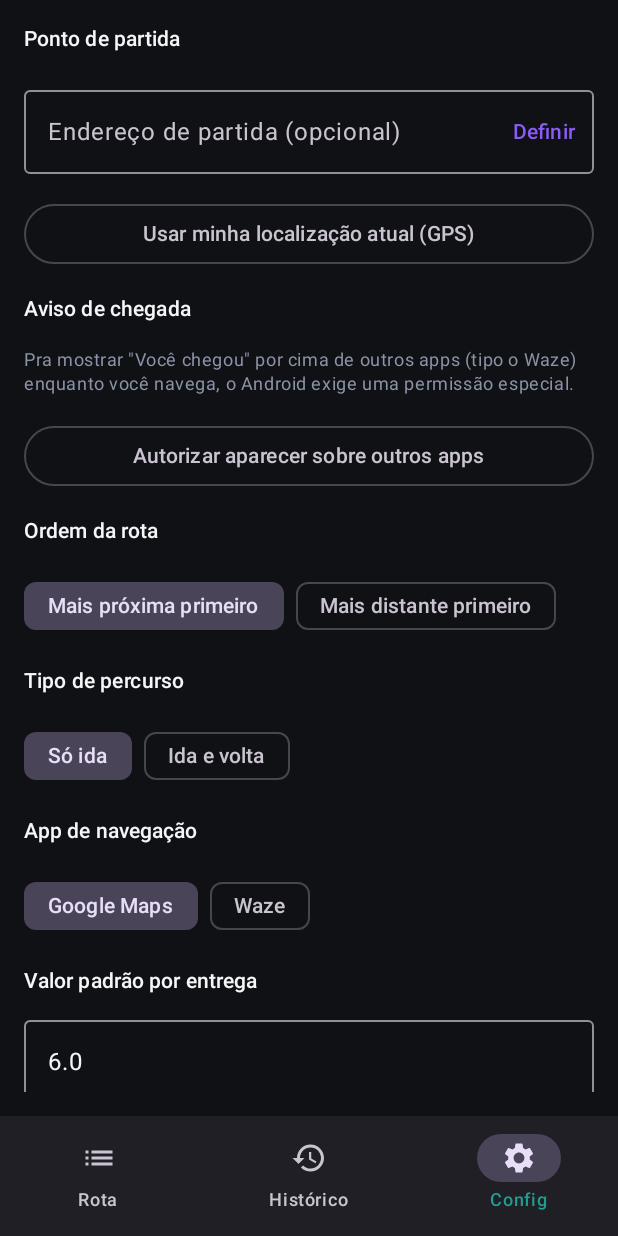
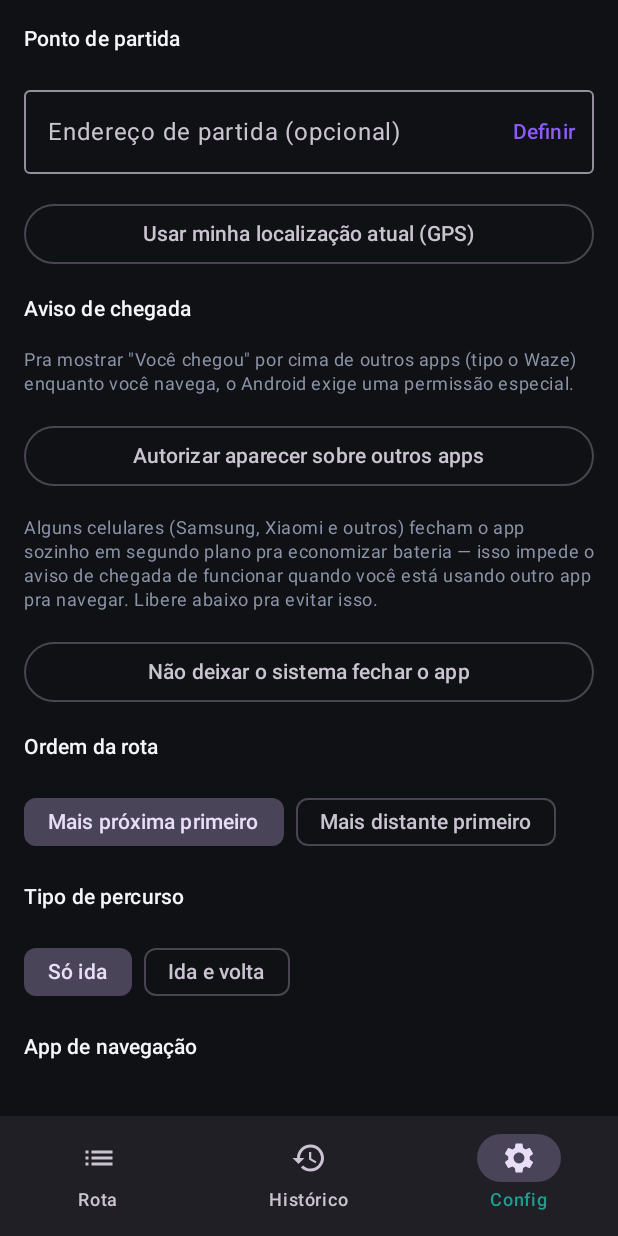
Before and after one commit to a3ndrecampos-create/aswa, an Android app built with Jetpack Compose: the ConfigScreen screen opened through its navigation route, on a phone screen of 412 x 824 dp. Run offline under Robolectric (Android 15) with nearby library versions, the light colour scheme and no system bars; our stand-ins replace Room's generated code.

Commit message:
Corrige deteccao de chegada (sem filtro de distancia), adiciona excecao de bateria, redesenha popup

```diff
--- a/app/src/main/AndroidManifest.xml
+++ b/app/src/main/AndroidManifest.xml
@@ -11,6 +11,7 @@
     <uses-permission android:name="android.permission.SYSTEM_ALERT_WINDOW" />
     <uses-permission android:name="android.permission.FOREGROUND_SERVICE" />
     <uses-permission android:name="android.permission.FOREGROUND_SERVICE_LOCATION" />
+    <uses-permission android:name="android.permission.REQUEST_IGNORE_BATTERY_OPTIMIZATIONS" />
 
     <uses-feature
         android:name="android.hardware.camera"
--- a/app/src/main/java/com/rotacerta/entregador/ui/components/DeliveryCard.kt
+++ b/app/src/main/java/com/rotacerta/entregador/ui/components/DeliveryCard.kt
@@ -6,6 +6,7 @@ import androidx.compose.foundation.shape.CircleShape
 import androidx.compose.foundation.shape.RoundedCornerShape
 import androidx.compose.material.icons.Icons
 import androidx.compose.material.icons.filled.Check
+import androidx.compose.material.icons.filled.Circle
 import androidx.compose.material.icons.filled.Navigation
 import androidx.compose.material.icons.outlined.DeleteOutline
 import androidx.compose.material3.*
@@ -32,26 +33,28 @@ fun DeliveryCard(
     onNavigate: () -> Unit
 ) {
     val delivered = delivery.status == DeliveryStatus.ENTREGUE
-    Box(
-        Modifier
-            .fillMaxWidth()
-            .clip(RoundedCornerShape(14.dp))
-            .background(Surface)
+
+    Card(
+        modifier = Modifier.fillMaxWidth(),
+        shape = RoundedCornerShape(16.dp),
+        colors = CardDefaults.cardColors(containerColor = Surface),
+        elevation = CardDefaults.cardElevation(defaultElevation = if (delivered) 0.dp else 2.dp)
     ) {
-        Row(Modifier.padding(12.dp), horizontalArrangement = Arrangement.spacedBy(10.dp)) {
+        Box {
+            Row(Modifier.padding(14.dp), horizontalArrangement = Arrangement.spacedBy(10.dp)) {
                 Box {
                     Box(
                         Modifier
-                        .size(26.dp)
+                            .size(28.dp)
                             .clip(CircleShape)
-                        .background(if (delivered) Success else Surface3),
+                            .background(if (delivered) Success else Accent.copy(alpha = 0.15f)),
                         contentAlignment = Alignment.Center
                     ) {
-                    Text(
-                        if (delivered) "✓" else delivery.order.toString(),
-                        color = if (delivered) Color(0xFF08210F) else TextMain,
-                        fontSize = 12.sp, fontWeight = FontWeight.Bold
-                    )
+                        if (delivered) {
+                            Icon(Icons.Default.Check, contentDescription = null, tint = Color.White, modifier = Modifier.size(14.dp))
+                        } else {
+                            Text(delivery.order.toString(), color = Accent, fontSize = 12.5.sp, fontWeight = FontWeight.Bold)
+                        }
                     }
                     if (delivery.verified && !delivered) {
                         Box(
@@ -70,68 +73,79 @@ fun DeliveryCard(
                         }
                     }
                 }
+
                 Column(Modifier.weight(1f)) {
                     Text(
-                    delivery.address, color = TextMain, fontSize = 13.5.sp, fontWeight = FontWeight.SemiBold,
-                    modifier = Modifier.alpha(if (delivered) 0.55f else 1f).padding(end = 24.dp)
+                        delivery.address, color = TextMain, fontSize = 14.sp, fontWeight = FontWeight.SemiBold,
+                        maxLines = 2,
+                        modifier = Modifier.alpha(if (delivered) 0.5f else 1f).padding(end = 22.dp)
                     )
-                Row(Modifier.padding(top = 6.dp), horizontalArrangement = Arrangement.spacedBy(6.dp)) {
-                    PriorityBadge(delivery.priority)
-                    if (delivery.deadline.isNotBlank()) Badge("até ${delivery.deadline}", Muted)
-                    Badge(fmtBRL(delivery.value), RouteColor)
+
+                    if (!delivered) {
+                        Row(
+                            Modifier.padding(top = 5.dp),
+                            horizontalArrangement = Arrangement.spacedBy(10.dp),
+                            verticalAlignment = Alignment.CenterVertically
+                        ) {
+                            PriorityDot(delivery.priority)
+                            Text(fmtBRL(delivery.value), color = RouteColor, fontSize = 12.sp, fontWeight = FontWeight.SemiBold)
+                            if (delivery.deadline.isNotBlank()) {
+                                Text("· até ${delivery.deadline}", color = Muted, fontSize = 12.sp)
                             }
-                if (!delivered) {
-                    Row(Modifier.padding(top = 10.dp), horizontalArrangement = Arrangement.spacedBy(6.dp)) {
-                        FilledTonalButton(onClick = onDelivered, contentPadding = PaddingValues(horizontal = 10.dp, vertical = 6.dp)) {
-                            Icon(Icons.Default.Check, contentDescription = null, modifier = Modifier.size(14.dp))
+                        }
+
+                        Row(Modifier.padding(top = 10.dp), horizontalArrangement = Arrangement.spacedBy(8.dp)) {
+                            Button(
+                                onClick = onDelivered,
+                                contentPadding = PaddingValues(horizontal = 14.dp, vertical = 7.dp),
+                                shape = RoundedCornerShape(10.dp),
+                                colors = ButtonDefaults.buttonColors(containerColor = Success)
+                            ) {
+                                Icon(Icons.Default.Check, contentDescription = null, modifier = Modifier.size(14.dp), tint = Color.White)
                                 Spacer(Modifier.width(4.dp))
-                            Text("Entregue", fontSize = 12.sp)
+                                Text("Entregue", fontSize = 12.5.sp, color = Color.White)
                             }
-                        OutlinedButton(onClick = onNavigate, contentPadding = PaddingValues(horizontal = 10.dp, vertical = 6.dp)) {
+                            OutlinedButton(
+                                onClick = onNavigate,
+                                contentPadding = PaddingValues(horizontal = 14.dp, vertical = 7.dp),
+                                shape = RoundedCornerShape(10.dp)
+                            ) {
                                 Icon(Icons.Default.Navigation, contentDescription = null, modifier = Modifier.size(14.dp))
                                 Spacer(Modifier.width(4.dp))
-                            Text("Navegar", fontSize = 12.sp)
+                                Text("Navegar", fontSize = 12.5.sp)
                             }
                         }
                     }
                 }
             }
+
             IconButton(
                 onClick = onRemove,
                 modifier = Modifier
                     .align(Alignment.TopEnd)
-                .padding(6.dp)
-                .size(28.dp)
-                .clip(CircleShape)
-                .background(Surface2)
+                    .padding(8.dp)
+                    .size(26.dp)
             ) {
                 Icon(
                     Icons.Outlined.DeleteOutline, contentDescription = "Remover entrega",
-                modifier = Modifier.size(15.dp), tint = Muted
+                    modifier = Modifier.size(16.dp), tint = Muted.copy(alpha = 0.6f)
                 )
+            }
         }
     }
 }
 
 @Composable
-private fun PriorityBadge(priority: Priority) {
+private fun PriorityDot(priority: Priority) {
     val (label, color) = when (priority) {
-        Priority.ALTA -> "Alta prioridade" to Danger
-        Priority.MEDIA -> "Média prioridade" to Accent
-        Priority.BAIXA -> "Baixa prioridade" to Muted
+        Priority.ALTA -> "Alta" to Danger
+        Priority.MEDIA -> "Média" to Accent
+        Priority.BAIXA -> "Baixa" to Muted
     }
-    Badge(label, color)
+    Row(verticalAlignment = Alignment.CenterVertically, horizontalArrangement = Arrangement.spacedBy(4.dp)) {
+        Icon(Icons.Default.Circle, contentDescription = null, tint = color, modifier = Modifier.size(7.dp))
+        Text(label, color = Muted, fontSize = 12.sp)
     }
-
-@Composable
-private fun Badge(text: String, color: Color) {
-    Text(
-        text, color = color, fontSize = 10.5.sp, fontWeight = FontWeight.SemiBold,
-        modifier = Modifier
-            .clip(RoundedCornerShape(20.dp))
-            .background(color.copy(alpha = 0.15f))
-            .padding(horizontal = 8.dp, vertical = 3.dp)
-    )
 }
 
 private fun fmtBRL(v: Double) = "R$ " + String.format(Locale("pt", "BR"), "%.2f", v)
--- a/app/src/main/java/com/rotacerta/entregador/ui/components/StatsStrip.kt
+++ b/app/src/main/java/com/rotacerta/entregador/ui/components/StatsStrip.kt
@@ -2,11 +2,22 @@ package com.rotacerta.entregador.ui.components
 
 import androidx.compose.foundation.background
 import androidx.compose.foundation.layout.*
+import androidx.compose.foundation.shape.CircleShape
 import androidx.compose.foundation.shape.RoundedCornerShape
+import androidx.compose.material.icons.Icons
+import androidx.compose.material.icons.filled.AccessTime
+import androidx.compose.material.icons.filled.Assignment
+import androidx.compose.material.icons.filled.Place
+import androidx.compose.material3.Card
+import androidx.compose.material3.CardDefaults
+import androidx.compose.material3.Icon
 import androidx.compose.material3.Text
 import androidx.compose.runtime.Composable
+import androidx.compose.ui.Alignment
 import androidx.compose.ui.Modifier
 import androidx.compose.ui.draw.clip
+import androidx.compose.ui.graphics.Color
+import androidx.compose.ui.graphics.vector.ImageVector
 import androidx.compose.ui.text.font.FontWeight
 import androidx.compose.ui.unit.dp
 import androidx.compose.ui.unit.sp
@@ -17,22 +28,30 @@ import java.util.*
 @Composable
 fun StatsStrip(pendingCount: Int, distanceKm: Double, etaMillis: Long?) {
     val etaText = etaMillis?.let { SimpleDateFormat("HH:mm", Locale("pt", "BR")).format(Date(it)) } ?: "--:--"
-    Row(Modifier.fillMaxWidth(), horizontalArrangement = Arrangement.spacedBy(8.dp)) {
-        StatCard("$pendingCount", "Pendentes", Modifier.weight(1f))
-        StatCard(String.format(Locale("pt", "BR"), "%.1f km", distanceKm), "Distância", Modifier.weight(1f))
-        StatCard(etaText, "Previsão", Modifier.weight(1f))
+    Row(Modifier.fillMaxWidth(), horizontalArrangement = Arrangement.spacedBy(10.dp)) {
+        StatCard(Icons.Default.Assignment, "$pendingCount", "Pendentes", Modifier.weight(1f))
+        StatCard(Icons.Default.Place, String.format(Locale("pt", "BR"), "%.1f km", distanceKm), "Distância", Modifier.weight(1f))
+        StatCard(Icons.Default.AccessTime, etaText, "Previsão", Modifier.weight(1f))
     }
 }
 
 @Composable
-private fun StatCard(value: String, label: String, modifier: Modifier = Modifier) {
-    Column(
-        modifier
-            .clip(RoundedCornerShape(12.dp))
-            .background(Surface)
-            .padding(10.dp)
+private fun StatCard(icon: ImageVector, value: String, label: String, modifier: Modifier = Modifier) {
+    Card(
+        modifier = modifier,
+        shape = RoundedCornerShape(16.dp),
+        colors = androidx.compose.material3.CardDefaults.cardColors(containerColor = Surface),
+        elevation = CardDefaults.cardElevation(defaultElevation = 2.dp)
     ) {
-        Text(value, color = TextMain, fontSize = 20.sp, fontWeight = FontWeight.Bold)
-        Text(label.uppercase(), color = Muted, fontSize = 10.5.sp, modifier = Modifier.padding(top = 4.dp))
+        Column(Modifier.padding(12.dp)) {
+            Box(
+                Modifier.size(30.dp).clip(CircleShape).background(Accent.copy(alpha = 0.15f)),
+                contentAlignment = Alignment.Center
+            ) {
+                Icon(icon, contentDescription = null, tint = Accent, modifier = Modifier.size(16.dp))
+            }
+            Text(value, color = TextMain, fontSize = 19.sp, fontWeight = FontWeight.Bold, modifier = Modifier.padding(top = 8.dp))
+            Text(label.uppercase(), color = Muted, fontSize = 10.sp, fontWeight = FontWeight.Medium, modifier = Modifier.padding(top = 1.dp))
+        }
     }
 }
--- a/app/src/main/java/com/rotacerta/entregador/ui/screens/ConfigScreen.kt
+++ b/app/src/main/java/com/rotacerta/entregador/ui/screens/ConfigScreen.kt
@@ -1,8 +1,10 @@
 package com.rotacerta.entregador.ui.screens
 
 import android.Manifest
+import android.content.Context
 import android.content.Intent
 import android.net.Uri
+import android.os.PowerManager
 import android.provider.Settings
 import androidx.activity.compose.rememberLauncherForActivityResult
 import androidx.activity.result.contract.ActivityResultContracts
@@ -72,6 +74,30 @@ fun ConfigScreen(viewModel: RotaViewModel) {
             modifier = Modifier.fillMaxWidth()
         ) {
             Text(if (overlayGranted) "✓ Sobreposição autorizada" else "Autorizar aparecer sobre outros apps")
+        }
+
+        val powerManager = context.getSystemService(Context.POWER_SERVICE) as PowerManager
+        var batteryExempt by remember { mutableStateOf(powerManager.isIgnoringBatteryOptimizations(context.packageName)) }
+        LaunchedEffect(Unit) { batteryExempt = powerManager.isIgnoringBatteryOptimizations(context.packageName) }
+
+        Text(
+            "Alguns celulares (Samsung, Xiaomi e outros) fecham o app sozinho em segundo plano " +
+                "pra economizar bateria — isso impede o aviso de chegada de funcionar quando você " +
+                "está usando outro app pra navegar. Libere abaixo pra evitar isso.",
+            style = MaterialTheme.typography.bodySmall,
+            color = com.rotacerta.entregador.ui.theme.Muted
+        )
+        OutlinedButton(
+            onClick = {
+                val intent = Intent(
+                    Settings.ACTION_REQUEST_IGNORE_BATTERY_OPTIMIZATIONS,
+                    Uri.parse("package:${context.packageName}")
+                )
+                context.startActivity(intent)
+            },
+            modifier = Modifier.fillMaxWidth()
+        ) {
+            Text(if (batteryExempt) "✓ Sem economia de bateria" else "Não deixar o sistema fechar o app")
         }
 
         Text("Ordem da rota", style = MaterialTheme.typography.labelLarge)
--- a/app/src/main/java/com/rotacerta/entregador/ui/screens/RotaScreen.kt
+++ b/app/src/main/java/com/rotacerta/entregador/ui/screens/RotaScreen.kt
@@ -7,6 +7,7 @@ import androidx.compose.foundation.layout.*
 import androidx.compose.foundation.lazy.LazyColumn
 import androidx.compose.foundation.lazy.items
 import androidx.compose.foundation.shape.CircleShape
+import androidx.compose.foundation.shape.RoundedCornerShape
 import androidx.compose.material.icons.Icons
 import androidx.compose.material.icons.filled.Add
 import androidx.compose.material.icons.filled.QrCodeScanner
@@ -93,24 +94,34 @@ fun RotaScreen(viewModel: RotaViewModel, onAddClick: () -> Unit) {
             Modifier.fillMaxWidth().padding(top = 14.dp),
             horizontalArrangement = Arrangement.spacedBy(8.dp)
         ) {
-            Button(onClick = onAddClick, modifier = Modifier.weight(1f)) {
+            Button(
+                onClick = onAddClick,
+                modifier = Modifier.weight(1f).height(50.dp),
+                shape = RoundedCornerShape(14.dp),
+                elevation = ButtonDefaults.buttonElevation(defaultElevation = 2.dp)
+            ) {
                 Icon(Icons.Default.Add, contentDescription = null, modifier = Modifier.size(16.dp))
                 Spacer(Modifier.width(4.dp))
-                Text("Adicionar")
+                Text("Adicionar", fontWeight = FontWeight.SemiBold)
             }
-            OutlinedButton(onClick = { viewModel.optimizeRoute() }, modifier = Modifier.weight(1f)) {
+            OutlinedButton(
+                onClick = { viewModel.optimizeRoute() },
+                modifier = Modifier.weight(1f).height(50.dp),
+                shape = RoundedCornerShape(14.dp)
+            ) {
                 Icon(Icons.Default.Refresh, contentDescription = null, modifier = Modifier.size(16.dp))
                 Spacer(Modifier.width(4.dp))
-                Text("Otimizar")
+                Text("Otimizar", fontWeight = FontWeight.SemiBold)
             }
         }
         OutlinedButton(
             onClick = { showPackageScanner = true },
-            modifier = Modifier.fillMaxWidth().padding(top = 8.dp)
+            modifier = Modifier.fillMaxWidth().height(48.dp).padding(top = 8.dp),
+            shape = RoundedCornerShape(14.dp)
         ) {
             Icon(Icons.Default.QrCodeScanner, contentDescription = null, modifier = Modifier.size(16.dp))
             Spacer(Modifier.width(4.dp))
-            Text("Escanear etiqueta")
+            Text("Escanear etiqueta", fontWeight = FontWeight.SemiBold)
         }
 
         if (deliveries.isEmpty()) {
```
Also changed, not shown: app/src/main/java/com/rotacerta/entregador/domain/GpsLocationProvider.kt (+13 -9 lines), app/src/main/java/com/rotacerta/entregador/service/ArrivalMonitorService.kt (+97 -37 lines). Lines whose indentation alone changed are shown as unchanged.
